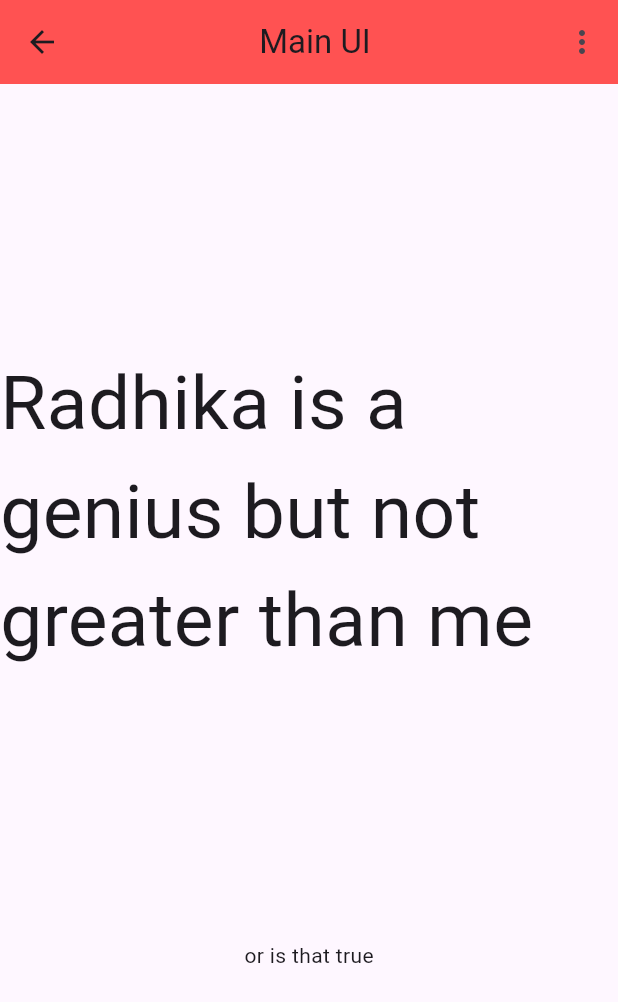
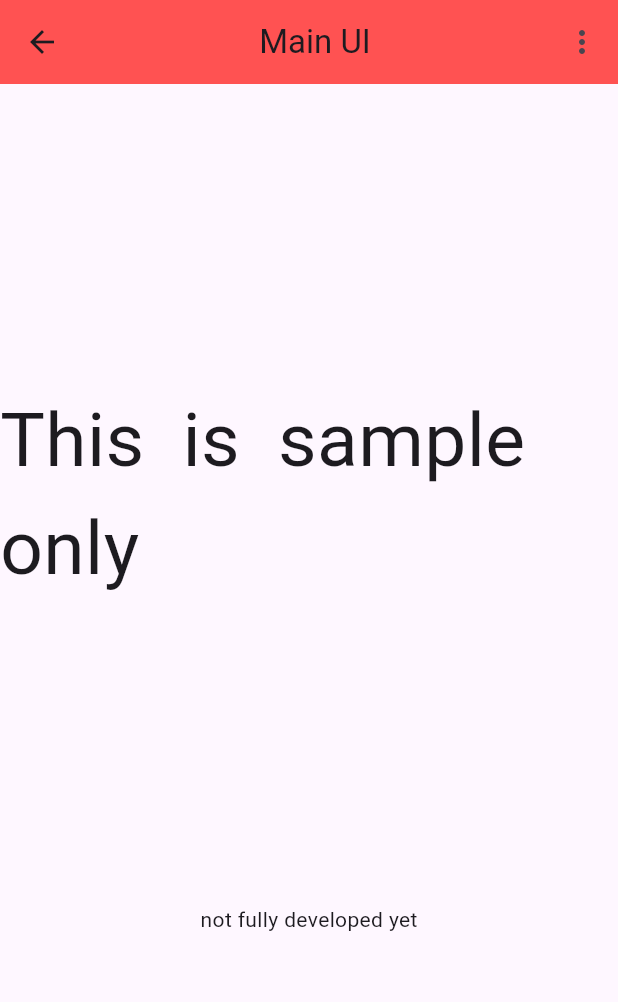
Before and after one commit to pawanchahal95/project1, a Flutter app: the NotesView screen opened by its route, on a phone screen of 412 x 824 dp. Shown: the top 1002 px of the screen. Run offline on Flutter 3.47's test engine with Material 3 defaults, Android fonts, the phone set to English and light mode, and no system bars; our stand-ins replace firebase_auth, firebase_core, google_fonts; missing offline and left inert: dart:ffi; accounts and stored records are empty; network calls fail.

Commit message:
23 october commit 3

```diff
--- a/lib/constants/routes.dart
+++ b/lib/constants/routes.dart
@@ -1,3 +1,4 @@
 const loginRoute='/login/';
 const registerRoute='/register/';
 const notesRoute='/routes/';
+const verifyEmailRoute='/verify-email/';
--- a/lib/main.dart
+++ b/lib/main.dart
@@ -6,7 +6,7 @@ import 'firebase_options.dart';
 import 'package:firebase_core/firebase_core.dart';
 import 'package:proj2/view/loginView.dart';
 import 'package:proj2/view/registerView.dart';
-
+//import for just the practice page;
 void main() {
   WidgetsFlutterBinding.ensureInitialized();
   runApp(MaterialApp(
@@ -20,7 +20,7 @@ void main() {
       loginRoute: (context) => LoginView(),
       registerRoute: (context) => RegisterVIew(),
       notesRoute: (context) => NotesView(),
-
+      verifyEmailRoute : (context) => VerifyEmailView(),
     },
   ));
 }
@@ -81,13 +81,14 @@ class _NotesViewState extends State<NotesView> {
           ),
         ),
         actions: [
-          PopupMenuButton<MenuAction>(onSelected: (value)async {
-             switch(value){
+          PopupMenuButton<MenuAction>(onSelected: (value) async {
+            switch (value) {
               case MenuAction.logout:
-                 final shouldLogout=await ShowLogOutDialog(context);
-                 if(shouldLogout){
+                final shouldLogout = await ShowLogOutDialog(context);
+                if (shouldLogout) {
                   await FirebaseAuth.instance.signOut();
-                   Navigator.of(context).pushNamedAndRemoveUntil('/login/',(route)=>false);
+                  Navigator.of(context)
+                      .pushNamedAndRemoveUntil('/login/', (route) => false);
                 }
                 break;
             }
@@ -105,18 +106,20 @@ class _NotesViewState extends State<NotesView> {
           })
         ],
       ),
-      body: Center(
-        child: const Column(
+      body: const Column(
         mainAxisAlignment: MainAxisAlignment.spaceEvenly,
         children: [
-            const Text('Radhika is a genius but not greater than me',style: TextStyle(fontSize: 50),),
-            const Text('or is that true'),
+          const Text(
+            'This  is  sample only',
+            style: TextStyle(fontSize: 50),
+          ),
+          const Text('not fully developed yet'),
         ],
-        ),
       ),
     );
   }
 }
+
 Future<bool> ShowLogOutDialog(BuildContext context) {
   return showDialog(
       context: context,
@@ -125,13 +128,17 @@ Future<bool> ShowLogOutDialog(BuildContext context) {
           title: const Text('Sign out'),
           content: const Text('Are you sure you want to sign out'),
           actions: [
-            TextButton(onPressed: () {
+            TextButton(
+                onPressed: () {
                   Navigator.of(context).pop(false);
-            }, child: const Text('Cancel')),
-            TextButton(onPressed: () {
+                },
+                child: const Text('Cancel')),
+            TextButton(
+                onPressed: () {
                   Navigator.of(context).pop(true);
-            }, child: const Text('Log Out')),
+                },
+                child: const Text('Log Out')),
           ],
         );
-      }).then((value)=>value??false);
+      }).then((value) => value ?? false);
 }
--- a/lib/view/loginView.dart
+++ b/lib/view/loginView.dart
@@ -16,7 +16,6 @@ class LoginView extends StatefulWidget {
   @override
   State<LoginView> createState() => _LoginViewState();
 }
-
 
 class _LoginViewState extends State<LoginView> {
   //=======================making the text editing controller ========
@@ -56,6 +55,7 @@ class _LoginViewState extends State<LoginView> {
           padding: EdgeInsets.all(16.0),
           child: Column(
             children: [
+              //contains the textEditors in the tools
               Padding(
                 padding: const EdgeInsets.all(12.0),
                 child: TextField(
@@ -78,6 +78,8 @@ class _LoginViewState extends State<LoginView> {
                       hintText: 'enter the password',
                     )),
               ),
+              // contains the part that process and links the code to firebase remove most of the errors
+              //also contains all the navigators from this page to the others
               SizedBox(
                 child: TextButton(
                     onPressed: () async {
@@ -124,6 +126,7 @@ class _LoginViewState extends State<LoginView> {
                     },
                     child: Text('Login')),
               ),
+              //going from this page to register page using push named and remove until
               TextButton(
                   onPressed: () {
                     Navigator.of(context).pushNamedAndRemoveUntil(
```
Also changed, not shown: lib/view/VerifyEmailView.dart (+8 -6 lines), lib/view/registerView.dart (+16 -7 lines), lib/backup.dart (deleted), 1 other file. Lines whose indentation alone changed are shown as unchanged.
